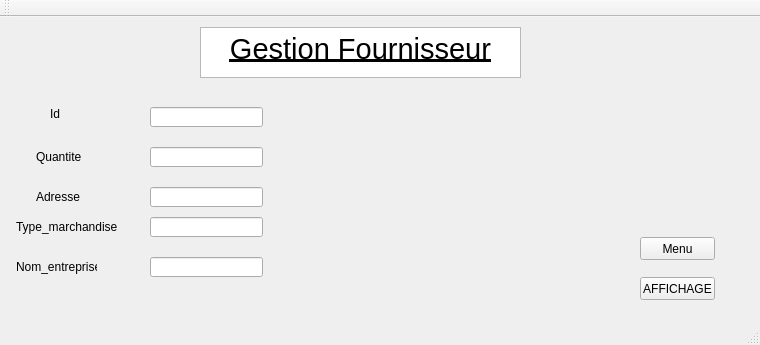
This is mainwindow.ui in bilelKort/TechStore_Project as Qt 5 draws it before an edit. The edited form follows.
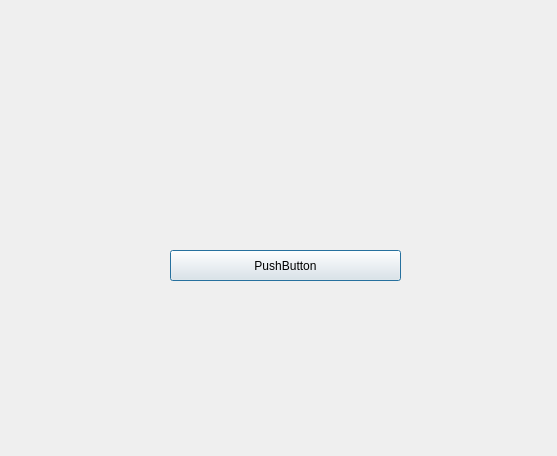
This is the edited form. The open tabs and pages were chosen to show the change.

```diff
--- a/mainwindow.ui
+++ b/mainwindow.ui
@@ -1,374 +1,45 @@
 <?xml version="1.0" encoding="UTF-8"?>
 <ui version="4.0">
- <class>MainWindow</class>
- <widget class="QMainWindow" name="MainWindow">
+ <class>Mainwindow</class>
+ <widget class="QDialog" name="Mainwindow">
   <property name="geometry">
    <rect>
     <x>0</x>
     <y>0</y>
-    <width>760</width>
-    <height>345</height>
+    <width>557</width>
+    <height>456</height>
    </rect>
   </property>
   <property name="windowTitle">
    <string>Gestion des Clients</string>
   </property>
-  <widget class="QWidget" name="centralWidget">
-   <widget class="QTextEdit" name="textEdit">
-    <property name="geometry">
-     <rect>
-      <x>200</x>
-      <y>10</y>
-      <width>321</width>
-      <height>51</height>
-     </rect>
-    </property>
-    <property name="html">
-     <string>&lt;!DOCTYPE HTML PUBLIC &quot;-//W3C//DTD HTML 4.0//EN&quot; &quot;http://www.w3.org/TR/REC-html40/strict.dtd&quot;&gt;
-&lt;html&gt;&lt;head&gt;&lt;meta name=&quot;qrichtext&quot; content=&quot;1&quot; /&gt;&lt;style type=&quot;text/css&quot;&gt;
-p, li { white-space: pre-wrap; }
-&lt;/style&gt;&lt;/head&gt;&lt;body style=&quot; font-family:'MS Shell Dlg 2'; font-size:8.25pt; font-weight:400; font-style:normal;&quot;&gt;
-&lt;p align=&quot;center&quot; style=&quot; margin-top:0px; margin-bottom:0px; margin-left:0px; margin-right:0px; -qt-block-indent:0; text-indent:0px;&quot;&gt;&lt;span style=&quot; font-family:'MS Shell Dlg 2'; font-size:22pt; text-decoration: underline;&quot;&gt;Gestion Fournisseur&lt;/span&gt;&lt;/p&gt;&lt;/body&gt;&lt;/html&gt;</string>
-    </property>
-   </widget>
-   <widget class="QStackedWidget" name="stackedWidget">
-    <property name="geometry">
-     <rect>
-      <x>10</x>
-      <y>70</y>
-      <width>731</width>
-      <height>231</height>
-     </rect>
-    </property>
-    <property name="currentIndex">
-     <number>0</number>
-    </property>
-    <widget class="QWidget" name="page">
-     <widget class="QPushButton" name="pushButton">
-      <property name="geometry">
-       <rect>
-        <x>70</x>
-        <y>80</y>
-        <width>211</width>
-        <height>41</height>
-       </rect>
-      </property>
-      <property name="text">
-       <string>AJOUTER</string>
-      </property>
-     </widget>
-     <widget class="QPushButton" name="pushButton_2">
-      <property name="geometry">
-       <rect>
-        <x>440</x>
-        <y>80</y>
-        <width>211</width>
-        <height>41</height>
-       </rect>
-      </property>
-      <property name="text">
-       <string>AFFICHER</string>
-      </property>
-     </widget>
-     <widget class="QPushButton" name="pushButton_3">
-      <property name="geometry">
-       <rect>
-        <x>650</x>
-        <y>190</y>
-        <width>75</width>
-        <height>23</height>
-       </rect>
-      </property>
-      <property name="text">
-       <string>Menu</string>
-      </property>
-     </widget>
-    </widget>
-    <widget class="QWidget" name="page_2">
-     <widget class="QLabel" name="label">
-      <property name="geometry">
-       <rect>
-        <x>40</x>
-        <y>20</y>
-        <width>47</width>
-        <height>14</height>
-       </rect>
-      </property>
-      <property name="text">
-       <string>Id</string>
-      </property>
-     </widget>
-     <widget class="QLabel" name="label_2">
-      <property name="geometry">
-       <rect>
-        <x>26</x>
-        <y>60</y>
-        <width>61</width>
-        <height>20</height>
-       </rect>
-      </property>
-      <property name="text">
-       <string>Quantite</string>
-      </property>
-     </widget>
-     <widget class="QLabel" name="label_3">
-      <property name="geometry">
-       <rect>
-        <x>26</x>
-        <y>100</y>
-        <width>61</width>
-        <height>20</height>
-       </rect>
-      </property>
-      <property name="text">
-       <string>Adresse</string>
-      </property>
-     </widget>
-     <widget class="QLabel" name="label_4">
-      <property name="geometry">
-       <rect>
-        <x>6</x>
-        <y>130</y>
-        <width>101</width>
-        <height>20</height>
-       </rect>
-      </property>
-      <property name="text">
-       <string>Type_marchandise</string>
-      </property>
-     </widget>
-     <widget class="QLabel" name="label_5">
-      <property name="geometry">
-       <rect>
-        <x>6</x>
-        <y>170</y>
-        <width>81</width>
-        <height>20</height>
-       </rect>
-      </property>
-      <property name="text">
-       <string>Nom_entreprise</string>
-      </property>
-     </widget>
-     <widget class="QLineEdit" name="le_id">
-      <property name="geometry">
-       <rect>
-        <x>140</x>
-        <y>20</y>
-        <width>113</width>
-        <height>20</height>
-       </rect>
-      </property>
-     </widget>
-     <widget class="QLineEdit" name="le_quantite">
-      <property name="geometry">
-       <rect>
-        <x>140</x>
-        <y>60</y>
-        <width>113</width>
-        <height>20</height>
-       </rect>
-      </property>
-     </widget>
-     <widget class="QLineEdit" name="le_adresse">
-      <property name="geometry">
-       <rect>
-        <x>140</x>
-        <y>100</y>
-        <width>113</width>
-        <height>20</height>
-       </rect>
-      </property>
-     </widget>
-     <widget class="QLineEdit" name="le_type_marchandise">
-      <property name="geometry">
-       <rect>
-        <x>140</x>
-        <y>130</y>
-        <width>113</width>
-        <height>20</height>
-       </rect>
-      </property>
-     </widget>
-     <widget class="QLineEdit" name="le_nom_entreprise">
-      <property name="geometry">
-       <rect>
-        <x>140</x>
-        <y>170</y>
-        <width>113</width>
-        <height>20</height>
-       </rect>
-      </property>
-     </widget>
-     <widget class="QPushButton" name="pushButton_4">
-      <property name="geometry">
-       <rect>
-        <x>630</x>
-        <y>150</y>
-        <width>75</width>
-        <height>23</height>
-       </rect>
-      </property>
-      <property name="text">
-       <string>Menu</string>
-      </property>
-     </widget>
-     <widget class="QPushButton" name="pushButton_5">
-      <property name="geometry">
-       <rect>
-        <x>630</x>
-        <y>190</y>
-        <width>75</width>
-        <height>23</height>
-       </rect>
-      </property>
-      <property name="text">
-       <string>AFFICHAGE</string>
-      </property>
-     </widget>
-    </widget>
-    <widget class="QWidget" name="page_3">
-     <widget class="QPushButton" name="pushButton_6">
-      <property name="geometry">
-       <rect>
-        <x>190</x>
-        <y>170</y>
-        <width>141</width>
-        <height>31</height>
-       </rect>
-      </property>
-      <property name="text">
-       <string>Supprimer</string>
-      </property>
-     </widget>
-     <widget class="QPushButton" name="pushButton_7">
-      <property name="geometry">
-       <rect>
-        <x>370</x>
-        <y>50</y>
-        <width>131</width>
-        <height>31</height>
-       </rect>
-      </property>
-      <property name="text">
-       <string>Modification</string>
-      </property>
-     </widget>
-     <widget class="QPushButton" name="pushButton_8">
-      <property name="geometry">
-       <rect>
-        <x>20</x>
-        <y>50</y>
-        <width>141</width>
-        <height>31</height>
-       </rect>
-      </property>
-      <property name="text">
-       <string>Notification mailling</string>
-      </property>
-     </widget>
-     <widget class="QPushButton" name="pushButton_9">
-      <property name="geometry">
-       <rect>
-        <x>630</x>
-        <y>180</y>
-        <width>75</width>
-        <height>23</height>
-       </rect>
-      </property>
-      <property name="text">
-       <string>Ajouter</string>
-      </property>
-     </widget>
-     <widget class="QPushButton" name="pushButton_10">
-      <property name="geometry">
-       <rect>
-        <x>630</x>
-        <y>150</y>
-        <width>75</width>
-        <height>23</height>
-       </rect>
-      </property>
-      <property name="text">
-       <string>Menu</string>
-      </property>
-     </widget>
-     <widget class="QPushButton" name="pushButton_11">
-      <property name="geometry">
-       <rect>
-        <x>190</x>
-        <y>50</y>
-        <width>131</width>
-        <height>31</height>
-       </rect>
-      </property>
-      <property name="text">
-       <string>Recherche</string>
-      </property>
-     </widget>
-     <widget class="QPushButton" name="pushButton_12">
-      <property name="geometry">
-       <rect>
-        <x>30</x>
-        <y>170</y>
-        <width>111</width>
-        <height>31</height>
-       </rect>
-      </property>
-      <property name="text">
-       <string>Imprission(Pdf)</string>
-      </property>
-     </widget>
-     <widget class="QPushButton" name="pushButton_13">
-      <property name="geometry">
-       <rect>
-        <x>370</x>
-        <y>170</y>
-        <width>131</width>
-        <height>31</height>
-       </rect>
-      </property>
-      <property name="text">
-       <string>Tri</string>
-      </property>
-     </widget>
-     <widget class="QPushButton" name="pushButton_14">
-      <property name="geometry">
-       <rect>
-        <x>170</x>
-        <y>100</y>
-        <width>201</width>
-        <height>41</height>
-       </rect>
-      </property>
-      <property name="text">
-       <string>MAP</string>
-      </property>
-     </widget>
-    </widget>
-   </widget>
+  <widget class="QPushButton" name="pushButton">
+   <property name="geometry">
+    <rect>
+     <x>170</x>
+     <y>250</y>
+     <width>231</width>
+     <height>31</height>
+    </rect>
+   </property>
+   <property name="text">
+    <string>PushButton</string>
+   </property>
   </widget>
-  <widget class="QToolBar" name="mainToolBar">
-   <attribute name="toolBarArea">
-    <enum>TopToolBarArea</enum>
-   </attribute>
-   <attribute name="toolBarBreak">
-    <bool>false</bool>
-   </attribute>
-  </widget>
-  <widget class="QStatusBar" name="statusBar"/>
-  <widget class="QMenuBar" name="menuBar">
+  <widget class="QLabel" name="label_msg">
    <property name="geometry">
     <rect>
-     <x>0</x>
-     <y>0</y>
-     <width>760</width>
-     <height>22</height>
+     <x>150</x>
+     <y>90</y>
+     <width>341</width>
+     <height>71</height>
     </rect>
    </property>
+   <property name="text">
+    <string/>
+   </property>
   </widget>
  </widget>
- <layoutdefault spacing="6" margin="11"/>
  <resources/>
  <connections/>
 </ui>
```
Left out of the diff: 2 changed lines with no effect on the pictures.
